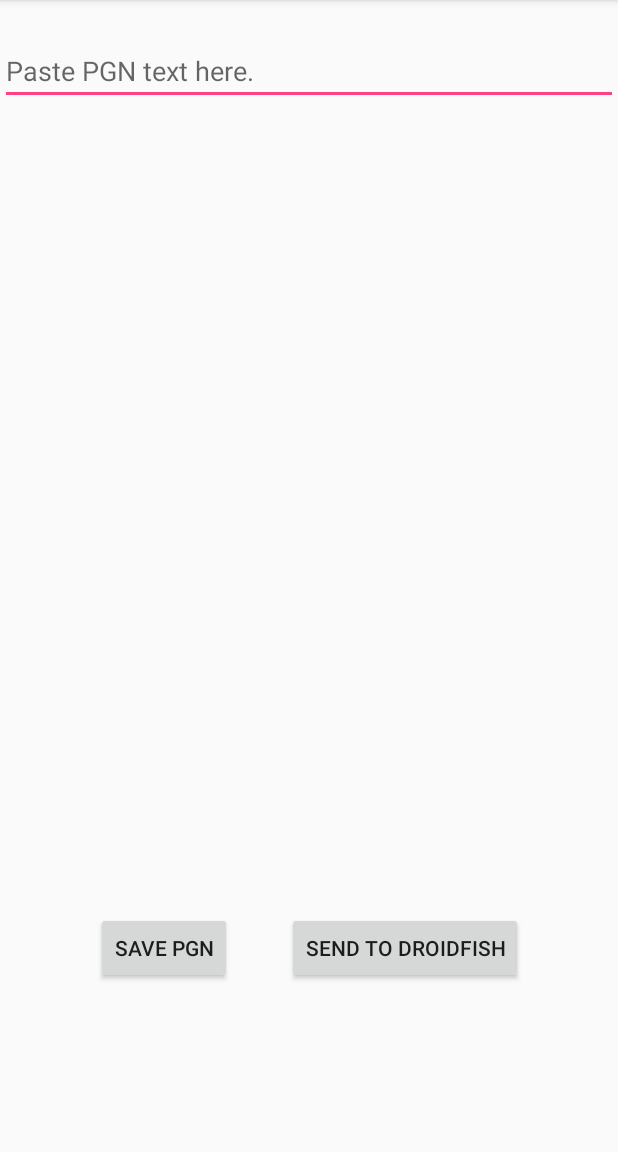
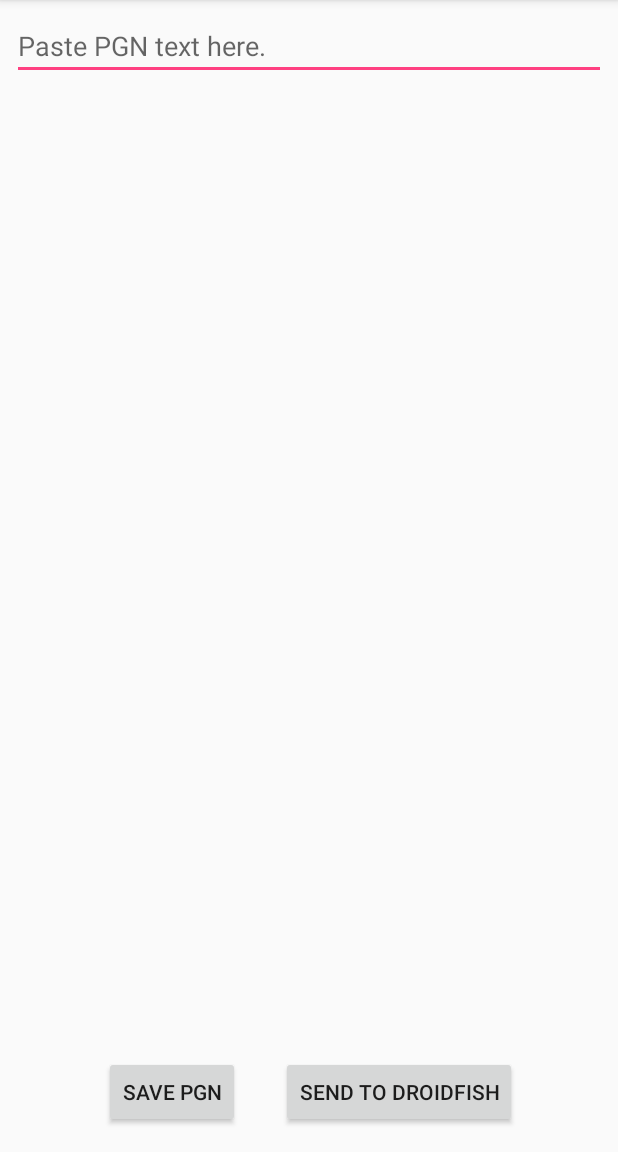
Before and after one commit to efrederic/PGNConverter, an Android app: the screen it shows after launch (MainActivity), on a phone screen of 412 x 824 dp, the part 84-1236 px from its top. Run offline under Robolectric (Android 15) with nearby library versions, the phone set to English and light mode, and no system bars.

Commit message:
- fixed constraintlayout usage - removed guideline

```diff
--- a/app/src/main/AndroidManifest.xml
+++ b/app/src/main/AndroidManifest.xml
@@ -9,7 +9,7 @@
         android:label="@string/app_name"
         android:supportsRtl="true"
         android:theme="@style/AppTheme">
-        <activity android:name=".MainActivity">
+        <activity android:name=".MainActivity" android:windowSoftInputMode="adjustResize">
             <intent-filter>
                 <action android:name="android.intent.action.MAIN" />
 
--- a/app/src/main/res/layout/activity_main.xml
+++ b/app/src/main/res/layout/activity_main.xml
@@ -8,53 +8,51 @@
 
     <EditText
         android:id="@+id/editText"
-        android:layout_width="0dp"
+        android:layout_width="match_parent"
         android:layout_height="wrap_content"
+        android:layout_marginLeft="8dp"
+        android:layout_marginRight="8dp"
         android:hint="@string/paste_pgn_here"
         android:inputType="textMultiLine"
         android:maxLines="6"
-        android:scrollbars="vertical"
+        android:selectAllOnFocus="true"
+        app:layout_constraintLeft_toLeftOf="parent"
         app:layout_constraintRight_toRightOf="parent"
+        app:layout_constraintHorizontal_bias="0.0"
+        app:layout_constraintTop_toTopOf="parent"
+        android:layout_marginTop="8dp"
+        android:layout_marginBottom="0dp" />
+
+    <Button
+        android:id="@+id/custom"
+        android:layout_width="wrap_content"
+        android:layout_height="wrap_content"
+        android:text="@string/save_droidfish"
+        android:layout_marginRight="8dp"
+        app:layout_constraintRight_toRightOf="parent"
+        app:layout_constraintBottom_toBottomOf="parent"
+        android:layout_marginBottom="16dp"
+        android:layout_marginLeft="8dp"
         app:layout_constraintLeft_toLeftOf="parent"
-        app:layout_constraintHorizontal_bias="0.065"
-        app:layout_constraintBottom_toBottomOf="parent"
+        app:layout_constraintHorizontal_bias="0.75"
         app:layout_constraintTop_toTopOf="parent"
-        app:layout_constraintVertical_bias="0.034"
-        tools:layout_constraintRight_creator="1"
-        tools:layout_constraintLeft_creator="1" />
+        android:layout_marginTop="8dp"
+        app:layout_constraintVertical_bias="1.0" />
 
     <Button
         android:id="@+id/droidfish"
         android:layout_width="wrap_content"
         android:layout_height="wrap_content"
-        android:text="@string/save_droidfish"
+        android:text="@string/save_pgn"
+        android:layout_marginLeft="8dp"
+        app:layout_constraintLeft_toLeftOf="parent"
+        app:layout_constraintBottom_toBottomOf="parent"
+        android:layout_marginBottom="16dp"
+        android:layout_marginRight="8dp"
         app:layout_constraintRight_toRightOf="parent"
-        app:layout_constraintLeft_toLeftOf="parent"
+        app:layout_constraintHorizontal_bias="0.20"
         app:layout_constraintTop_toTopOf="parent"
-        app:layout_constraintBottom_toBottomOf="parent"
-        app:layout_constraintVertical_bias="0.844"
-        app:layout_constraintHorizontal_bias="0.75" />
-
-    <Button
-        android:id="@+id/custom"
-        android:layout_width="wrap_content"
-        android:layout_height="wrap_content"
-        android:text="@string/save_pgn"
-        app:layout_constraintRight_toRightOf="parent"
-        app:layout_constraintLeft_toLeftOf="parent"
-        app:layout_constraintTop_toTopOf="parent"
-        app:layout_constraintBottom_toBottomOf="parent"
-        app:layout_constraintVertical_bias="0.844"
-        app:layout_constraintHorizontal_bias="0.2" />
-
-    <android.support.constraint.Guideline
-        android:layout_width="wrap_content"
-        android:layout_height="wrap_content"
-        android:id="@+id/guideline"
-        app:layout_constraintGuide_begin="20dp"
-        android:orientation="vertical"
-        tools:layout_editor_absoluteY="0dp"
-        tools:layout_editor_absoluteX="20dp" />
-
+        android:layout_marginTop="8dp"
+        app:layout_constraintVertical_bias="1.0" />
 
 </android.support.constraint.ConstraintLayout>
```
